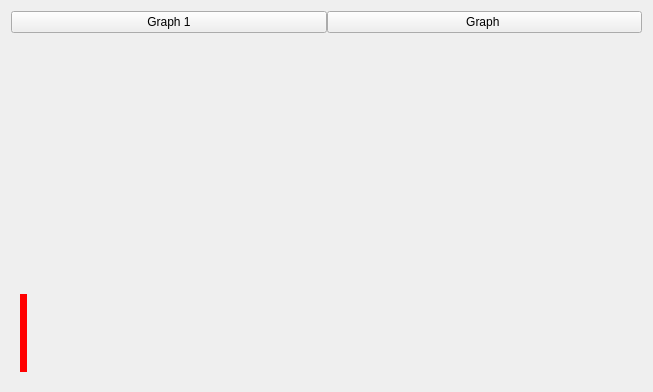
First picture: the form in ui/components/predict_grpah_ui.ui, repository abi2501/exodemo, before the edit.
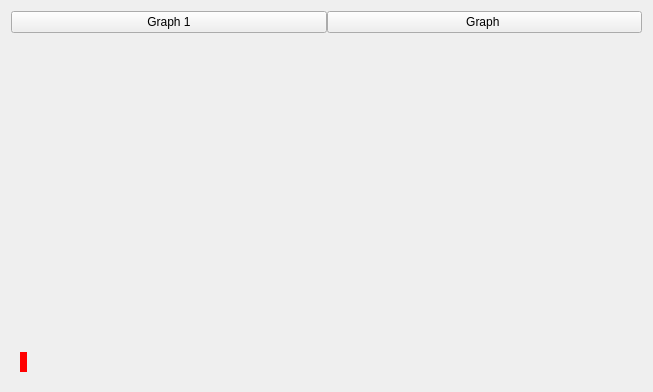
Second picture: the form after the edit.

The edit to the form file:
```diff
--- a/ui/components/predict_grpah_ui.ui
+++ b/ui/components/predict_grpah_ui.ui
@@ -13,7 +13,7 @@
   <property name="windowTitle">
    <string>Form</string>
   </property>
-  <layout class="QVBoxLayout" name="verticalLayout" stretch="1,20,8">
+  <layout class="QVBoxLayout" name="verticalLayout" stretch="1,20,0">
    <item>
     <layout class="QHBoxLayout" name="horizontalLayout">
      <property name="spacing">
```
Left out of the diff: 1 changed line with no effect on the pictures.
